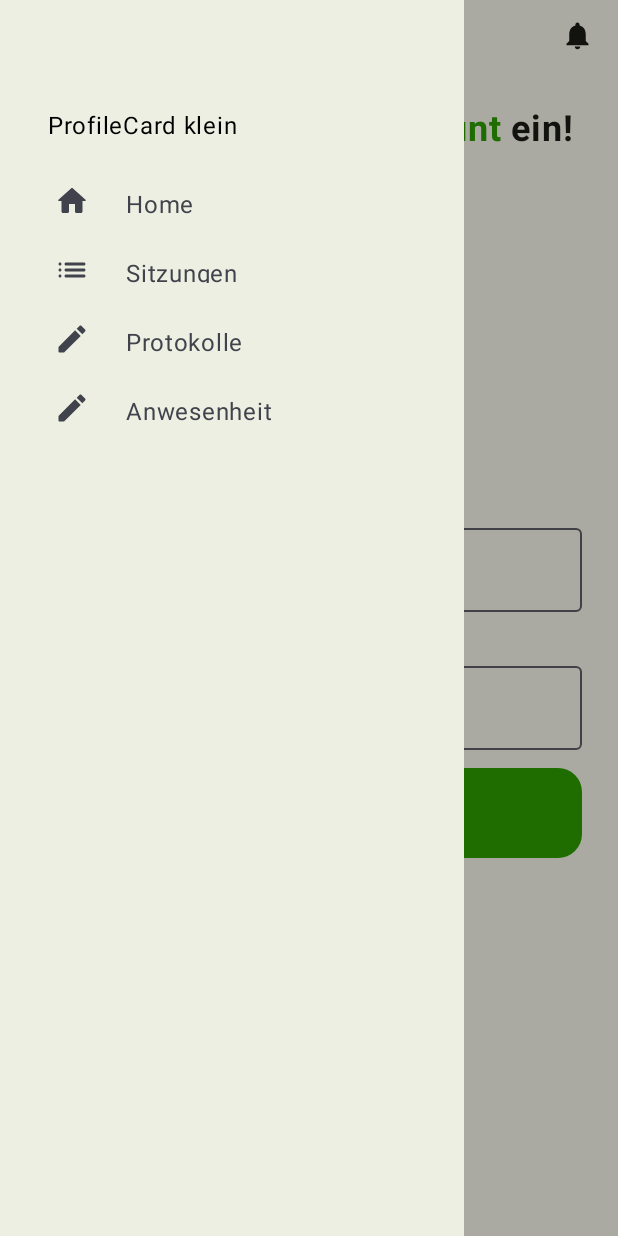
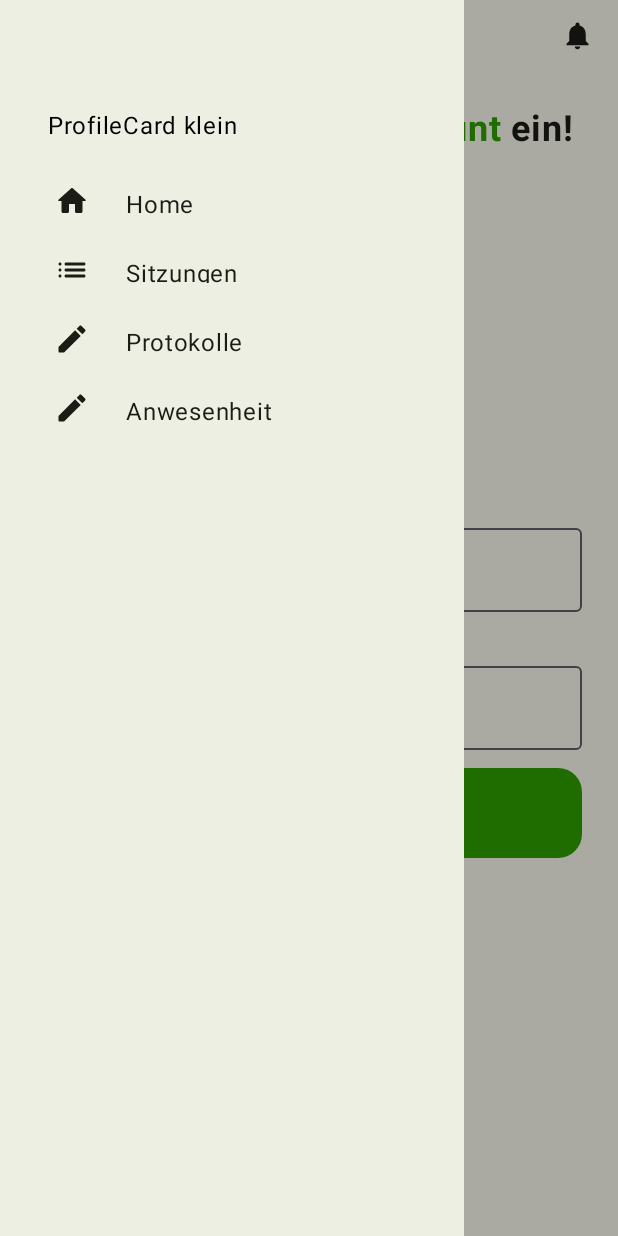
Before and after one commit to IAmMajo/Pleno, an Android app built with Jetpack Compose: the screen it shows after launch (MainActivity), after a tap on "Menu", on a phone screen of 412 x 824 dp. Run offline under Robolectric (Android 15) with nearby library versions, the phone set to English and light mode, and no system bars.

Commit message:
changed NavDrawer colors

```diff
--- a/app/src/main/java/com/example/kivopandriod/MainActivity.kt
+++ b/app/src/main/java/com/example/kivopandriod/MainActivity.kt
@@ -60,6 +60,7 @@ import com.example.kivopandriod.pages.ResponseScreen
 import com.example.kivopandriod.pages.SitzungenScreen
 import com.example.kivopandriod.ui.theme.KIVoPAndriodTheme
 import com.example.kivopandriod.ui.theme.Primary_dark_20
+import com.example.kivopandriod.ui.theme.Text_light
 import kotlinx.coroutines.launch
 
 class MainActivity : ComponentActivity() {
@@ -195,7 +196,7 @@ fun TopBar(
             Icon(
                 imageVector = Icons.Default.Menu,
                 contentDescription = "Menu",
-                tint = Color(0xff1a1c15),
+                tint = Text_light,
                 modifier = Modifier
                     .padding(12.dp)
                     .size(22.dp)
@@ -208,7 +209,7 @@ fun TopBar(
                     .typography
                     .headlineSmall
                     .copy(fontWeight = FontWeight.SemiBold), // SemiBold Text)
-                color = Color(0xff1a1c15),
+                color = Text_light,
                 modifier = Modifier
                     .padding(7.dp)
             )
@@ -218,7 +219,7 @@ fun TopBar(
             Icon(
                 imageVector = Icons.Default.Notifications,
                 contentDescription = "Notification",
-                tint = Color(0xff1a1c15),
+                tint = Text_light,
                 modifier = Modifier
                     .padding(12.dp)
                     // Größe anpassen
@@ -255,13 +256,15 @@ fun DrawerContent(
                 .fillMaxWidth(),
             icon = {
                 Icon(
-                imageVector = Icons.Rounded.Home,
-                contentDescription = "Home") },
+                    imageVector = Icons.Rounded.Home,
+                    contentDescription = "Home",
+                    tint = Text_light) },
             label = {
                 Text(
                     text = "Home",   //Titel der Seite
                     fontSize = 16.sp,
-                    modifier = Modifier.padding(12.dp)
+                    modifier = Modifier.padding(12.dp),
+                    color = Text_light,
                 )
                 },
             selected = if (navController.currentDestination?.route == Screen.Home.rout) true else false,           // Ist das gerade die Seite, auf der wir sind?
@@ -282,12 +285,14 @@ fun DrawerContent(
                 .fillMaxWidth(),
             icon = { Icon(
                 imageVector = Icons.Rounded.List,
-                contentDescription = "Sitzungen") },
+                contentDescription = "Sitzungen",
+                tint = Text_light) },
             label = {
                 Text(
                     text = "Sitzungen",   //Titel der Seite
                     fontSize = 16.sp,
-                    modifier = Modifier.padding(12.dp)
+                    modifier = Modifier.padding(12.dp),
+                    color = Text_light,
                 )
             },
 
@@ -307,10 +312,12 @@ fun DrawerContent(
                 .fillMaxWidth(),
             icon = { Icon(
                 imageVector = Icons.Rounded.Edit,
-                contentDescription = "Protokolle") },
+                contentDescription = "Protokolle",
+                tint = Text_light) },
             label = {
                 Text(
                     text = "Protokolle",   //Titel der Seite
+                    color = Text_light,
                     //fontSize = 16.dp,
                     modifier = Modifier.padding(12.dp)
                 )
@@ -331,10 +338,12 @@ fun DrawerContent(
                 .fillMaxWidth(),
             icon = { Icon(
                 imageVector = Icons.Rounded.Edit,
-                contentDescription = "Anwesenheit") },
+                contentDescription = "Anwesenheit",
+                tint = Text_light) },
             label = {
                 Text(
                     text = "Anwesenheit",   //Titel der Seite
+                    color = Text_light,
                     //fontSize = 16.dp,
                     modifier = Modifier.padding(12.dp)
                 )
```
